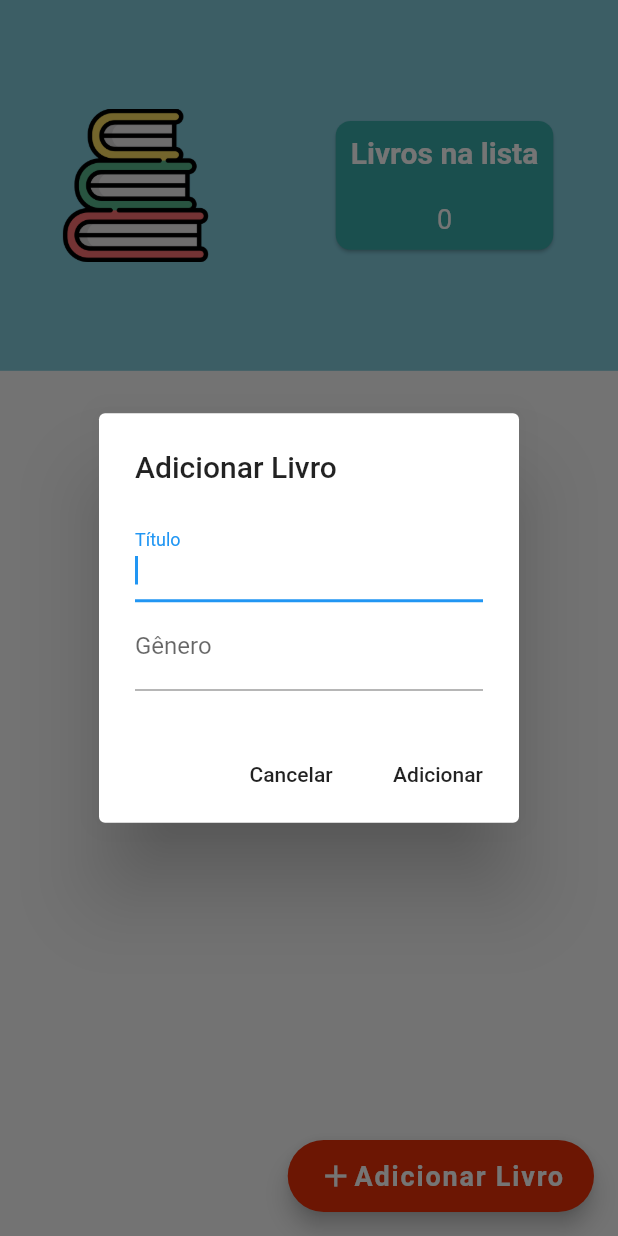
After one commit to ibiaalice/TBR, a Flutter app: the HomePage screen opened directly, after a tap on "Adicionar Livro", on a phone screen of 412 x 824 dp. The commit adds this screen. Run offline on Flutter 3.47's test engine with Material 2 defaults, Android fonts, the phone set to English and light mode, and no system bars; our stand-ins replace flushbar, flutter_slidable, sqflite; accounts and stored records are empty; statements that could not run were skipped.

Commit message:
add lista de livros locais

```diff
--- a/tbr_mobile/lib/app/app.dart
+++ b/tbr_mobile/lib/app/app.dart
@@ -1,5 +1,5 @@
 import 'package:flutter/material.dart';
-import 'package:tbr_mobile/splash/splash_screen.dart';
+import 'package:tbr_mobile/app/splash/splash_screen.dart';
 
 class App extends StatelessWidget {
   @override
--- /dev/null
+++ b/tbr_mobile/lib/app/home/home_page.dart
@@ -0,0 +1,174 @@
+import 'package:flutter/material.dart';
+import 'package:tbr_mobile/app/home/widgets/add_book_dialog.dart';
+import 'package:tbr_mobile/app/home/widgets/header.dart';
+import 'package:tbr_mobile/data/models/book.dart';
+import 'package:tbr_mobile/helpers/book_helper.dart';
+import 'package:flushbar/flushbar.dart';
+import 'package:flutter_slidable/flutter_slidable.dart';
+
+class HomePage extends StatefulWidget {
+  @override
+  _HomePageState createState() => _HomePageState();
+}
+
+class _HomePageState extends State<HomePage> {
+  List<Book> _bookList = [];
+  BookHelper _helper = BookHelper();
+  bool _isLoading = true;
+
+  @override
+  void initState() {
+    super.initState();
+    _helper.getAll().then(
+      (list) {
+        setState(
+          () {
+            _isLoading = false;
+            _bookList = list;
+          },
+        );
+      },
+    );
+  }
+
+  @override
+  Widget build(BuildContext context) {
+    return Scaffold(
+      floatingActionButton: FloatingActionButton.extended(
+        backgroundColor: Color(0xffeb2f06),
+        onPressed: _addNewBook,
+        label: Row(
+          children: [
+            Icon(Icons.add),
+            Text(
+              'Adicionar Livro',
+              style: TextStyle(fontSize: 18, fontWeight: FontWeight.bold),
+            )
+          ],
+        ),
+      ),
+      body: Column(
+        children: [
+          Header(qtdBooks: _bookList.length),
+          Expanded(
+            child: Container(
+              child: _buildBookList(),
+            ),
+          ),
+        ],
+      ),
+    );
+  }
+
+  // Widget _header() {
+
+  // }
+
+  Widget _buildBookList() {
+    if (_bookList.isEmpty) {
+      return Center(
+        child: _isLoading
+            ? CircularProgressIndicator()
+            : Text('Sem Livros na sua lista'),
+      );
+    } else {
+      return ListView.builder(
+        itemBuilder: _buildBookItemSlidable,
+        itemCount: _bookList.length,
+      );
+    }
+  }
+
+  Widget _buildTaskItem(BuildContext context, int index) {
+    final book = _bookList[index];
+    return ListTile(
+      title: Text(book.title),
+      subtitle: Text(book.gender),
+      // onChanged: (bool isChecked) {
+      //   setState(() {
+      //     book.isDone = isChecked;
+      //   });
+      /// vou precisar disso para sortear
+      //   _helper.update(task);
+      // },
+    );
+  }
+
+  Widget _buildBookItemSlidable(BuildContext context, int index) {
+    return Slidable(
+      actionPane: SlidableDrawerActionPane(),
+      actionExtentRatio: 0.25,
+      child: _buildTaskItem(context, index),
+      actions: <Widget>[
+        IconSlideAction(
+          caption: 'Editar',
+          color: Colors.blue,
+          icon: Icons.edit,
+          onTap: () {
+            _addNewBook(editedBook: _bookList[index], index: index);
+          },
+        ),
+        IconSlideAction(
+          caption: 'Excluir',
+          color: Colors.red,
+          icon: Icons.delete,
+          onTap: () {
+            _deleteBook(deletedBook: _bookList[index], index: index);
+          },
+        ),
+      ],
+    );
+  }
+
+  Future _addNewBook({Book editedBook, int index}) async {
+    final task = await showDialog<Book>(
+      context: context,
+      barrierDismissible: false,
+      builder: (BuildContext context) {
+        return AddBookDialog(
+          book: editedBook,
+        );
+      },
+    );
+
+    if (task != null) {
+      setState(() {
+        if (index == null) {
+          _bookList.add(task);
+          _helper.save(task);
+        } else {
+          _bookList[index] = task;
+          _helper.update(task);
+        }
+      });
+    }
+  }
+
+  void _deleteBook({Book deletedBook, int index}) {
+    setState(() {
+      _bookList.removeAt(index);
+    });
+
+    _helper.delete(deletedBook.id);
+
+    Flushbar(
+      title: "Excluir livro",
+      message: "Livro \"${deletedBook.title}\" removido da lista.",
+      margin: EdgeInsets.all(8),
+      borderRadius: 8,
+      duration: Duration(seconds: 3),
+      mainButton: FlatButton(
+        child: Text(
+          "Desfazer",
+          style: TextStyle(color: Colors.white, fontWeight: FontWeight.bold),
+        ),
+        onPressed: () {
+          setState(() {
+            _bookList.insert(index, deletedBook);
+            _helper.update(deletedBook);
+          });
+        },
+      ),
+    )..show(context);
+  }
+}
--- /dev/null
+++ b/tbr_mobile/lib/app/home/widgets/add_book_dialog.dart
@@ -0,0 +1,75 @@
+import 'package:flutter/material.dart';
+import 'package:tbr_mobile/data/models/book.dart';
+
+class AddBookDialog extends StatefulWidget {
+  final Book book;
+
+  const AddBookDialog({Key key, this.book}) : super(key: key);
+
+  @override
+  _AddBookDialogState createState() => _AddBookDialogState();
+}
+
+class _AddBookDialogState extends State<AddBookDialog> {
+  final _titleController = TextEditingController();
+  final _genderController = TextEditingController();
+
+  Book _currentBook = Book();
+
+  @override
+  void initState() {
+    super.initState();
+
+    if (widget.book != null) {
+      _currentBook = Book.fromMap(widget.book.toMap());
+    }
+
+    _titleController.text = _currentBook.title;
+    _genderController.text = _currentBook.gender;
+  }
+
+  @override
+  void dispose() {
+    super.dispose();
+    _titleController.clear();
+    _genderController.clear();
+  }
+
+  @override
+  Widget build(BuildContext context) {
+    return AlertDialog(
+      title: Text(
+        widget.book == null ? 'Adicionar Livro' : 'Editar Livro',
+      ),
+      content: Column(
+        crossAxisAlignment: CrossAxisAlignment.center,
+        mainAxisSize: MainAxisSize.min,
+        children: [
+          TextField(
+              controller: _titleController,
+              decoration: InputDecoration(labelText: 'Título'),
+              autofocus: true),
+          TextField(
+            controller: _genderController,
+            decoration: InputDecoration(labelText: 'Gênero'),
+          ),
+        ],
+      ),
+      actions: [
+        FlatButton(
+          onPressed: () => Navigator.of(context).pop(),
+          child: Text('Cancelar'),
+        ),
+        FlatButton(
+          child: Text('Adicionar'),
+          onPressed: () {
+            _currentBook.title = _titleController.value.text;
+            _currentBook.gender = _genderController.value.text;
+
+            Navigator.of(context).pop(_currentBook);
+          },
+        )
+      ],
+    );
+  }
+}
--- /dev/null
+++ b/tbr_mobile/lib/app/home/widgets/header.dart
@@ -0,0 +1,58 @@
+import 'package:flutter/material.dart';
+
+class Header extends StatefulWidget {
+  final int qtdBooks;
+
+  const Header({Key key, @required this.qtdBooks}) : super(key: key);
+  @override
+  _HeaderState createState() => _HeaderState();
+}
+
+class _HeaderState extends State<Header> {
+  @override
+  Widget build(BuildContext context) {
+    return Container(
+      height: MediaQuery.of(context).size.height * 0.3,
+      width: MediaQuery.of(context).size.width,
+      color: Color(0xFF82ccdd),
+      child: Row(
+        mainAxisAlignment: MainAxisAlignment.spaceAround,
+        children: [
+          Image.asset(
+            'assets/icon_header.png',
+            scale: 5,
+          ),
+          Card(
+            shape:
+                RoundedRectangleBorder(borderRadius: BorderRadius.circular(10)),
+            color: Color(0xff38ada9),
+            child: Padding(
+              padding: EdgeInsets.all(10),
+              child: SizedBox(
+                height: MediaQuery.of(context).size.height * 0.08,
+                child: Column(
+                  children: [
+                    Expanded(
+                      child: Text(
+                        'Livros na lista',
+                        style: TextStyle(
+                            fontSize: 20,
+                            fontWeight: FontWeight.bold,
+                            color: Colors.white),
+                      ),
+                    ),
+                    SizedBox(height: 10),
+                    Text(
+                      widget.qtdBooks.toString(),
+                      style: TextStyle(color: Colors.white, fontSize: 18),
+                    )
+                  ],
+                ),
+              ),
+            ),
+          )
+        ],
+      ),
+    );
+  }
+}
--- a/tbr_mobile/lib/splash/splash_screen.dart
+++ b/tbr_mobile/lib/app/splash/splash_screen.dart
@@ -1,6 +1,6 @@
 import 'package:flutter/material.dart';
 import 'package:flutter/services.dart';
-import 'package:tbr_mobile/tutorial/tutorial.dart';
+import 'package:tbr_mobile/app/tutorial/tutorial.dart';
 
 class SplashScreen extends StatefulWidget {
   @override
--- a/tbr_mobile/lib/tutorial/tutorial.dart
+++ b/tbr_mobile/lib/app/tutorial/tutorial.dart
@@ -1,7 +1,7 @@
 import 'package:flutter/material.dart';
-import 'package:tbr_mobile/home/home_page.dart';
-import 'package:tbr_mobile/tutorial/widgets/continue_button.dart';
-import 'package:tbr_mobile/tutorial/widgets/tutorial_box.dart';
+import 'package:tbr_mobile/app/home/home_page.dart';
+import 'package:tbr_mobile/app/tutorial/widgets/continue_button.dart';
+import 'package:tbr_mobile/app/tutorial/widgets/tutorial_box.dart';
 
 class TutorialPage extends StatelessWidget {
   @override
--- a/tbr_mobile/lib/tutorial/widgets/tutorial_box.dart
+++ b/tbr_mobile/lib/app/tutorial/widgets/tutorial_box.dart
@@ -1,5 +1,5 @@
 import 'package:flutter/material.dart';
-import 'package:tbr_mobile/tutorial/widgets/tutorial_card.dart';
+import 'package:tbr_mobile/app/tutorial/widgets/tutorial_card.dart';
 
 class TutorialBox extends StatelessWidget {
   @override
@@ -13,7 +13,7 @@ class TutorialBox extends StatelessWidget {
             color: Color(0xff78e08f),
             title: 'O que é TBR?',
             information:
-                'TBR é uma sigla inglesa (To Be Read) Uma lista de livros que você tem para ler.',
+                'TBR é uma sigla em inglês (To Be Read) Uma lista de livros que você tem para ler.',
           ),
           SizedBox(width: 10),
           TutorialCard(
--- /dev/null
+++ b/tbr_mobile/lib/data/models/book.dart
@@ -0,0 +1,22 @@
+class Book {
+  int id;
+  String title;
+  String gender;
+  bool isRaffle;
+
+  Book({this.id, this.title, this.gender, this.isRaffle});
+
+  factory Book.fromMap(Map<String, dynamic> json) => new Book(
+        id: json['id'],
+        title: json['title'],
+        gender: json['description'],
+        isRaffle: json['isRaffle'],
+      );
+
+  Map<String, dynamic> toMap() => {
+        'id': id,
+        'title': title,
+        'gender': gender,
+        'isRaffle': isRaffle,
+      };
+}
--- /dev/null
+++ b/tbr_mobile/lib/helpers/book_helper.dart
@@ -0,0 +1,79 @@
+import 'package:path/path.dart';
+import 'package:sqflite/sqflite.dart';
+import 'package:tbr_mobile/data/models/book.dart';
+
+class BookHelper {
+  static final BookHelper _instance = BookHelper.internal();
+
+  factory BookHelper() => _instance;
+
+  BookHelper.internal();
+
+  Database _db;
+
+  Future<Database> get db async {
+    if (_db != null) {
+      return _db;
+    } else {
+      _db = await initDB();
+      return _db;
+    }
+  }
+
+  Future<Database> initDB() async {
+    final databasePath = await getDatabasesPath();
+    final path = join(databasePath, 'tbr.db');
+
+    return openDatabase(path, version: 1,
+        onCreate: (Database db, int newerVersion) async {
+      await db.execute("CREATE TABLE book("
+          "id INTEGER PRIMARY KEY, "
+          "title TEXT, "
+          "gender TEXT, "
+          "isRaffle INTEGER)");
+    });
+  }
+
+  Future<Book> save(Book book) async {
+    Database database = await db;
+    book.id = await database.insert('book', book.toMap());
+    return book;
+  }
+
+  Future<Book> getById(int id) async {
+    Database database = await db;
+    List<Map> maps = await database.query('book',
+        columns: ['id', 'title', 'gender', 'isDone'],
+        where: 'id = ?',
+        whereArgs: [id]);
+
+    if (maps.length > 0) {
+      return Book.fromMap(maps.first);
+    } else {
+      return null;
+    }
+  }
+
+  Future<List<Book>> getAll() async {
+    Database database = await db;
+    List listMap = await database.rawQuery("SELECT * FROM book");
+    List<Book> stuffList = listMap.map((x) => Book.fromMap(x)).toList();
+    return stuffList;
+  }
+
+  Future<int> update(Book book) async {
+    Database database = await db;
+    return await database
+        .update('book', book.toMap(), where: 'id = ?', whereArgs: [book.id]);
+  }
+
+  Future<int> delete(int id) async {
+    Database database = await db;
+    return await database.delete('book', where: 'id = ?', whereArgs: [id]);
+  }
+
+  Future<int> deleteAll() async {
+    Database database = await db;
+    return await database.rawDelete("DELETE * from book");
+  }
+}
--- a/tbr_mobile/pubspec.yaml
+++ b/tbr_mobile/pubspec.yaml
@@ -33,6 +33,9 @@ dev_dependencies:
     sdk: flutter
   flutter_bloc: any
   bloc: any
+  sqflite: any
+  flutter_slidable: any
+  flushbar: ^1.10.4
 
 # For information on the generic Dart part of this file, see the
 # following page: https://dart.dev/tools/pub/pubspec
@@ -48,6 +51,7 @@ flutter:
   assets:
     - assets/splash.gif
     - assets/destaque.png
+    - assets/icon_header.png
 
   # An image asset can refer to one or more resolution-specific "variants", see
   # https://flutter.dev/assets-and-images/#resolution-aware.
```
Also changed, not shown: tbr_mobile/lib/home/home_page.dart (deleted, +0 -10 lines), tbr_mobile/assets/icon_header.png (added), tbr_mobile/lib/app/tutorial/widgets/continue_button.dart (renamed from tbr_mobile/lib/tutorial/widgets/continue_button.dart), tbr_mobile/lib/app/tutorial/widgets/tutorial_card.dart (renamed from tbr_mobile/lib/tutorial/widgets/tutorial_card.dart), tbr_mobile/pubspec.lock.
